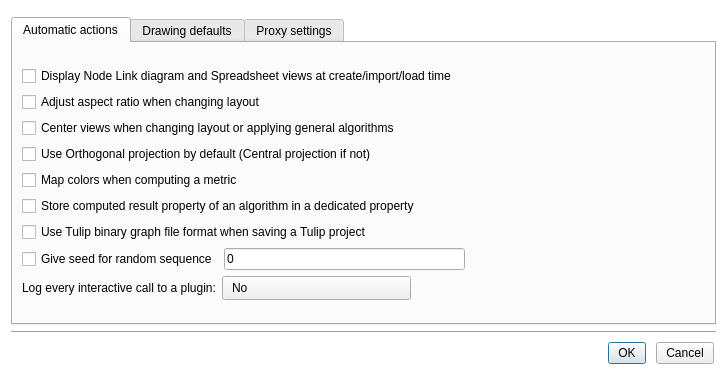
The window that plugins/perspective/GraphPerspective/designer/PreferencesDialog.ui (Tulip-Dev/tulip) describes before a commit, drawn with Qt 5.
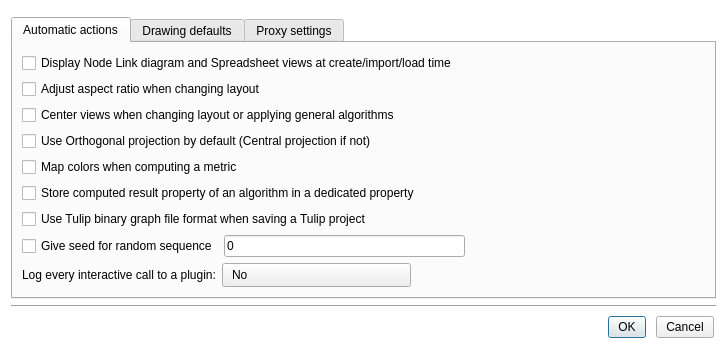
The same window after the commit. The open tabs and pages were chosen to show the change. Icons and pictures are not drawn.

Commit message: fix for gui tests of views failing since commit f5cba6d

Patch:
```diff
--- a/plugins/perspective/GraphPerspective/designer/PreferencesDialog.ui
+++ b/plugins/perspective/GraphPerspective/designer/PreferencesDialog.ui
@@ -7,7 +7,7 @@
     <x>0</x>
     <y>0</y>
     <width>727</width>
-    <height>377</height>
+    <height>347</height>
    </rect>
   </property>
   <property name="sizePolicy">
```
Left out of the diff: 2 changed lines with no effect on the pictures.
